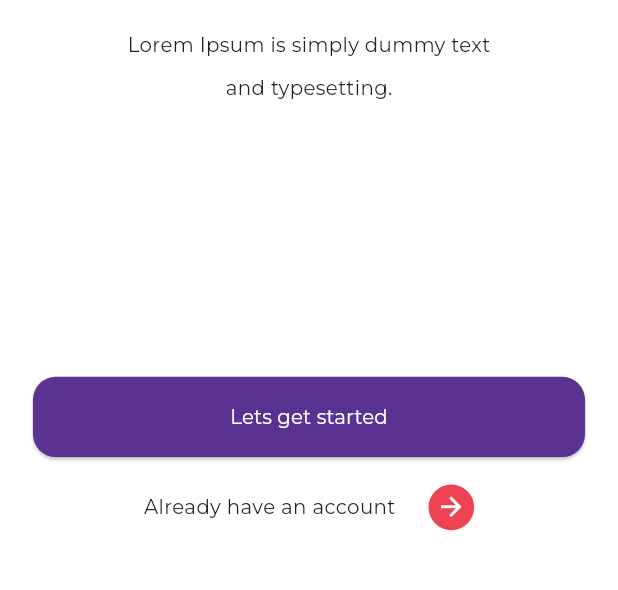
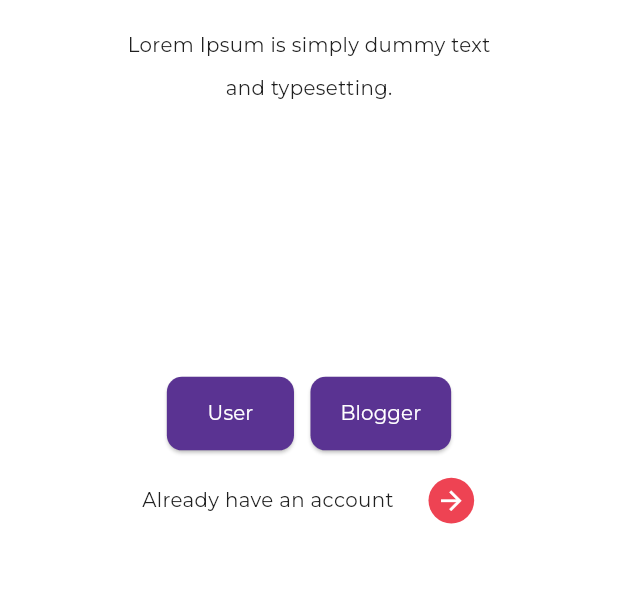
Before and after one commit to MahmoudAbuelazm/kol, a Flutter app: the screen it shows after launch, on a phone screen of 412 x 824 dp, the part 598-1188 px from its top. Run offline on Flutter 3.47's test engine with Material 3 defaults, Android fonts, the phone set to English and light mode, and no system bars; our stand-ins replace connectivity_plus, dio, flutter_bloc, flutter_screenutil, flutter_secure_storage, flutter_svg and 6 more; missing offline and left inert: talker_dio_logger.

```diff
--- a/lib/features/auth/presentation/screens/start.dart
+++ b/lib/features/auth/presentation/screens/start.dart
@@ -1,7 +1,7 @@
 import 'package:flutter/material.dart';
 import 'package:flutter_screenutil/flutter_screenutil.dart';
-import 'package:kol/features/auth/presentation/widgets/custom_button.dart';
 import 'package:kol/features/auth/presentation/widgets/forward_button.dart';
+import 'package:kol/features/auth/presentation/widgets/small_button.dart';
 import 'package:kol/resources/assets/app_assets.dart';
 import 'package:kol/resources/styles/text_styles.dart';
 import 'package:kol/services/router.dart';
@@ -12,7 +12,8 @@ class Start extends StatelessWidget {
   Widget build(BuildContext context) {
     return Scaffold(
       backgroundColor: Colors.white,
-      body: Padding(
+      body: SingleChildScrollView(
+        child: Padding(
           padding: EdgeInsets.symmetric(horizontal: 20.w, vertical: 20.h),
           child: Column(
             children: [
@@ -41,11 +42,25 @@ class Start extends StatelessWidget {
               SizedBox(
                 height: 180.h,
               ),
-            CustomButton(
-              text: 'Lets get started',
+              Row(
+                mainAxisAlignment: MainAxisAlignment.center,
+                children: [
+                  SmallButton(
+                      text: '  User  ',
                       onTap: () {
-                AppRouter.goRouter.pushNamed(AppRoute.createEmail.name);
-              },
+                        AppRouter.goRouter
+                            .pushNamed(AppRoute.userRegister.name);
+                      }),
+                  SizedBox(
+                    width: 10.w,
+                  ),
+                  SmallButton(
+                      text: 'Blogger',
+                      onTap: () {
+                        AppRouter.goRouter
+                            .pushNamed(AppRoute.bloggerRegisterOne.name);
+                      }),
+                ],
               ),
               SizedBox(
                 height: 18.h,
@@ -68,6 +83,7 @@ class Start extends StatelessWidget {
             ],
           ),
         ),
+      ),
     );
   }
 }
--- a/lib/features/auth/presentation/section/login_body.dart
+++ b/lib/features/auth/presentation/section/login_body.dart
@@ -2,7 +2,7 @@ import 'package:flutter/cupertino.dart';
 import 'package:flutter_screenutil/flutter_screenutil.dart';
 import 'package:kol/features/auth/presentation/widgets/cancel_button.dart';
 import 'package:kol/features/auth/presentation/widgets/custom_button.dart';
-import 'package:kol/features/auth/presentation/widgets/custom_text_field.dart';
+import 'package:kol/features/auth/presentation/widgets/circular_text_field.dart';
 import 'package:kol/resources/assets/app_assets.dart';
 import 'package:kol/resources/styles/text_styles.dart';
 import 'package:kol/services/router.dart';
@@ -73,7 +73,7 @@ class LoginBody extends StatelessWidget {
               SizedBox(
                 height: 64.h,
               ),
-              const CustomTextField(
+              const CircularTextField(
                 hintText: 'Mobile number',
               ),
               SizedBox(
--- a/lib/features/auth/presentation/widgets/custom_text_field.dart
+++ b/lib/features/auth/presentation/widgets/circular_text_field.dart
@@ -2,9 +2,9 @@ import 'package:flutter/material.dart';
 import 'package:flutter_screenutil/flutter_screenutil.dart';
 import 'package:kol/resources/styles/text_styles.dart';
 
-class CustomTextField extends StatelessWidget {
+class CircularTextField extends StatelessWidget {
   final String hintText;
-  const CustomTextField({super.key, required this.hintText});
+  const CircularTextField({super.key, required this.hintText});
   @override
   Widget build(BuildContext context) {
     return TextField(
--- a/lib/features/auth/presentation/widgets/forward_button.dart
+++ b/lib/features/auth/presentation/widgets/forward_button.dart
@@ -8,8 +8,8 @@ class ForwardButton extends StatelessWidget {
   @override
   Widget build(BuildContext context) {
     return Container(
-      width: 30.r,
-      height: 30.r,
+      width: 30.w,
+      height: 30.h,
       decoration: const BoxDecoration(
         color: ColorPalette.pink,
         shape: BoxShape.circle,
--- /dev/null
+++ b/lib/features/auth/presentation/widgets/small_button.dart
@@ -0,0 +1,36 @@
+import 'package:flutter/material.dart';
+import 'package:flutter_screenutil/flutter_screenutil.dart';
+import 'package:kol/resources/colors/color_palette.dart';
+import 'package:kol/resources/styles/text_styles.dart';
+
+class SmallButton extends StatelessWidget {
+  final String text;
+  final VoidCallback onTap;
+  const SmallButton({
+    super.key,
+    required this.text,
+    required this.onTap,
+  });
+
+  @override
+  Widget build(BuildContext context) {
+    return ElevatedButton(
+      style: ElevatedButton.styleFrom(
+        foregroundColor: Colors.white,
+        backgroundColor: ColorPalette.primary,
+        shape: RoundedRectangleBorder(
+          borderRadius: BorderRadius.circular(10.r),
+        ),
+        padding: EdgeInsets.zero,
+      ),
+      onPressed: onTap,
+      child: Center(
+        child: Padding(
+          padding: const EdgeInsets.symmetric(vertical: 15, horizontal: 20),
+          child: Text(text,
+              style: TextStyles.montserrat400_13.copyWith(color: Colors.white)),
+        ),
+      ),
+    );
+  }
+}
--- a/lib/services/router.dart
+++ b/lib/services/router.dart
@@ -1,8 +1,12 @@
 import 'package:go_router/go_router.dart';
+import 'package:kol/features/auth/presentation/screens/blogger_register_one.dart';
+import 'package:kol/features/auth/presentation/screens/blogger_register_three.dart';
+import 'package:kol/features/auth/presentation/screens/blogger_register_two.dart';
 import 'package:kol/features/auth/presentation/screens/create_email.dart';
 import 'package:kol/features/auth/presentation/screens/login.dart';
 import 'package:kol/features/auth/presentation/screens/otp.dart';
 import 'package:kol/features/auth/presentation/screens/start.dart';
+import 'package:kol/features/auth/presentation/screens/user_register.dart';
 import 'package:kol/features/home/presentation/screen/home_screen.dart';
 
 enum AppRoute {
@@ -11,6 +15,10 @@ enum AppRoute {
   createEmail,
   login,
   otp,
+  userRegister,
+  bloggerRegisterOne,
+  bloggerRegisterTwo,
+  bloggerRegisterThree,
 }
 
 class AppRouter {
@@ -54,5 +62,33 @@ class AppRouter {
             return const Otp();
           },
         ),
+        GoRoute(
+          path: '/userRegister',
+          name: AppRoute.userRegister.name,
+          builder: (context, state) {
+            return const UserRegister();
+          },
+        ),
+        GoRoute(
+          path: '/bloggerRegisterOne',
+          name: AppRoute.bloggerRegisterOne.name,
+          builder: (context, state) {
+            return const BloggerRegisterOne();
+          },
+        ),
+         GoRoute(
+          path: '/bloggerRegisterTwo',
+          name: AppRoute.bloggerRegisterTwo.name,
+          builder: (context, state) {
+            return const BloggerRegisterTwo();
+          },
+        ),
+         GoRoute(
+          path: '/bloggerRegisterThree',
+          name: AppRoute.bloggerRegisterThree.name,
+          builder: (context, state) {
+            return const BloggerRegisterThree();
+          },
+        ),
       ]);
 }
--- a/pubspec.yaml
+++ b/pubspec.yaml
@@ -41,6 +41,7 @@ dependencies:
   flutter_svg: ^2.0.10+1
   go_router: ^14.2.2
   google_fonts: ^6.2.1
+  intl_phone_field: ^3.2.0
   pinput: ^5.0.0
   rxdart: ^0.28.0
   shared_preferences: ^2.3.1
```
Also changed, not shown: lib/features/auth/presentation/screens/blogger_register_one.dart (added, +15 -0 lines), lib/features/auth/presentation/screens/blogger_register_three.dart (added, +15 -0 lines), lib/features/auth/presentation/screens/blogger_register_two.dart (added, +15 -0 lines), lib/features/auth/presentation/screens/user_register.dart (added, +13 -0 lines), lib/features/auth/presentation/section/blogger_register_one_body.dart (added, +102 -0 lines), lib/features/auth/presentation/section/blogger_register_three_body.dart (added, +101 -0 lines), lib/features/auth/presentation/section/blogger_register_two_body.dart (added, +102 -0 lines), lib/features/auth/presentation/section/create_email_body.dart (+4 -4 lines), lib/features/auth/presentation/section/user_register_body.dart (added, +92 -0 lines), lib/features/auth/presentation/widgets/intl_phone_field.dart (added, +35 -0 lines), lib/features/auth/presentation/widgets/semi_circular_text_field.dart (added, +33 -0 lines), pubspec.lock. Lines whose indentation alone changed are shown as unchanged.
